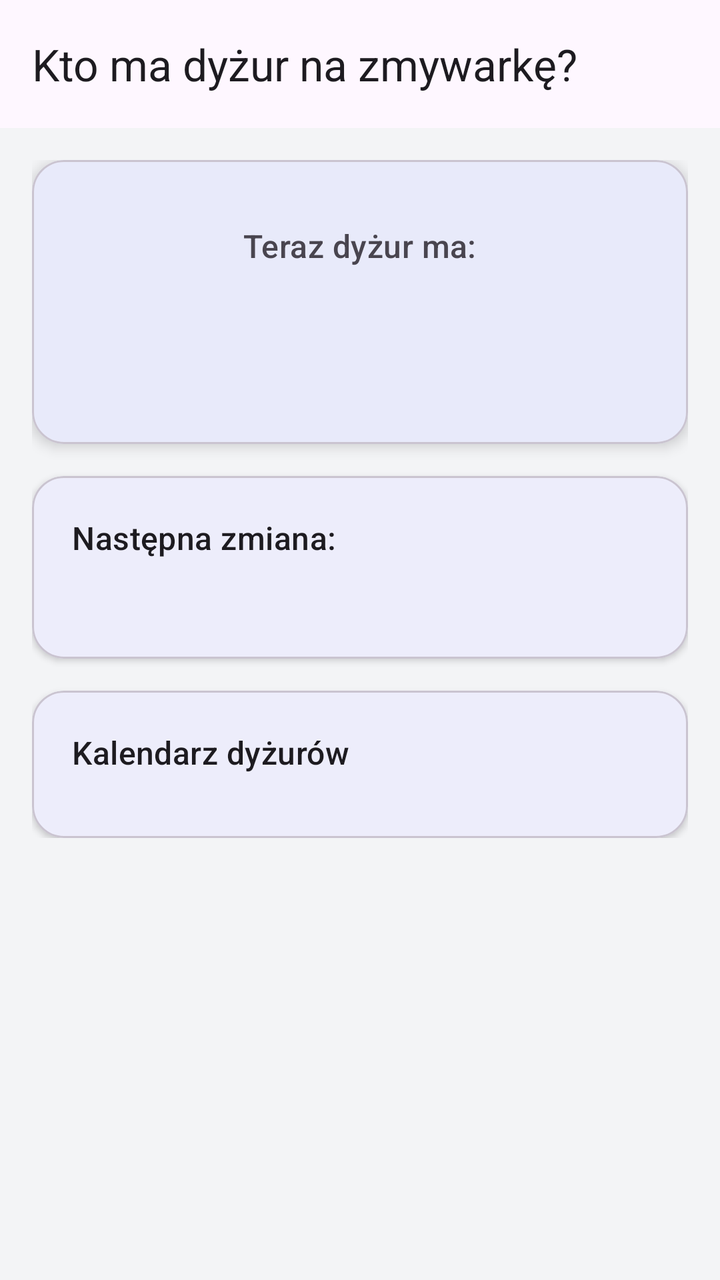
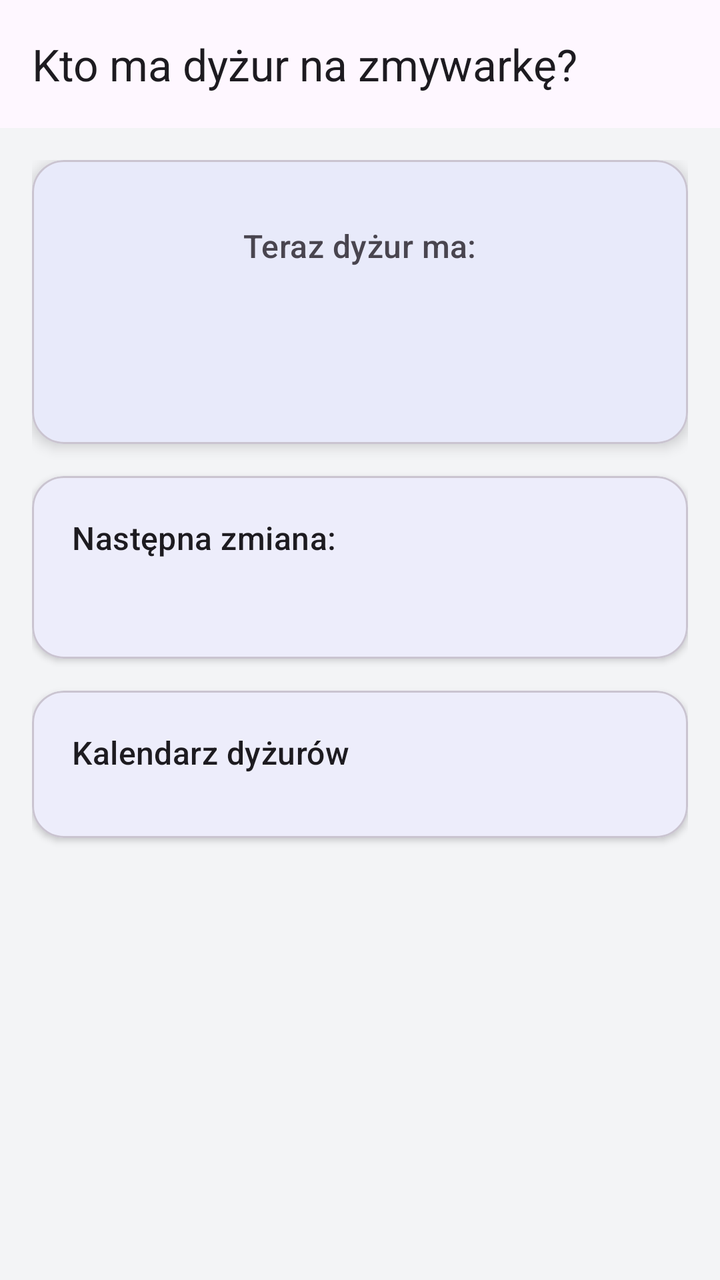

The first picture is an Android layout as it rendered before a commit; the second is the same layout after the commit. The layout source and the unified diff follow.
<!-- AndroidManifest.xml: application theme Theme.Zmywarka -->
<!-- res/layout/activity_main.xml -->
<?xml version="1.0" encoding="utf-8"?>
<androidx.coordinatorlayout.widget.CoordinatorLayout
    xmlns:android="http://schemas.android.com/apk/res/android"
    xmlns:app="http://schemas.android.com/apk/res-auto"
    android:layout_width="match_parent"
    android:layout_height="match_parent"
    android:background="@color/background">

    <com.google.android.material.appbar.AppBarLayout
        android:layout_width="match_parent"
        android:layout_height="wrap_content">

        <com.google.android.material.appbar.MaterialToolbar
            android:id="@+id/toolbar"
            android:layout_width="match_parent"
            android:layout_height="?attr/actionBarSize"
            app:title="@string/app_name" />

    </com.google.android.material.appbar.AppBarLayout>

    <androidx.core.widget.NestedScrollView
        android:layout_width="match_parent"
        android:layout_height="match_parent"
        app:layout_behavior="@string/appbar_scrolling_view_behavior">

        <LinearLayout
            android:layout_width="match_parent"
            android:layout_height="wrap_content"
            android:orientation="vertical"
            android:padding="16dp">

            <com.google.android.material.card.MaterialCardView
                android:layout_width="match_parent"
                android:layout_height="wrap_content"
                android:layout_marginBottom="16dp"
                app:cardCornerRadius="16dp"
                app:cardElevation="4dp">

                <LinearLayout
                    android:layout_width="match_parent"
                    android:layout_height="wrap_content"
                    android:gravity="center"
                    android:orientation="vertical"
                    android:padding="32dp">

                    <TextView
                        android:layout_width="wrap_content"
                        android:layout_height="wrap_content"
                        android:text="@string/now_on_duty"
                        android:textAppearance="?attr/textAppearanceTitleMedium"
                        android:textColor="?attr/colorOnSurfaceVariant" />

                    <TextView
                        android:id="@+id/tvCurrentPerson"
                        android:layout_width="wrap_content"
                        android:layout_height="wrap_content"
                        android:layout_marginTop="8dp"
                        android:textAppearance="?attr/textAppearanceDisplaySmall"
                        android:textColor="?attr/colorPrimary"
                        android:textStyle="bold" />


                </LinearLayout>

            </com.google.android.material.card.MaterialCardView>

            <com.google.android.material.card.MaterialCardView
                android:layout_width="match_parent"
                android:layout_height="wrap_content"
                app:cardCornerRadius="16dp"
                app:cardElevation="2dp">

                <LinearLayout
                    android:layout_width="match_parent"
                    android:layout_height="wrap_content"
                    android:orientation="vertical"
                    android:padding="20dp">

                    <TextView
                        android:layout_width="wrap_content"
                        android:layout_height="wrap_content"
                        android:layout_marginBottom="8dp"
                        android:text="@string/upcoming_queue"
                        android:textAppearance="?attr/textAppearanceTitleMedium" />

                    <TextView
                        android:id="@+id/tvQueue"
                        android:layout_width="match_parent"
                        android:layout_height="wrap_content"
                        android:lineSpacingMultiplier="1.6"
                        android:textAppearance="?attr/textAppearanceBodyLarge" />

                </LinearLayout>

            </com.google.android.material.card.MaterialCardView>

            <com.google.android.material.card.MaterialCardView
                android:layout_width="match_parent"
                android:layout_height="wrap_content"
                android:layout_marginTop="16dp"
                app:cardCornerRadius="16dp"
                app:cardElevation="2dp">

                <LinearLayout
                    android:layout_width="match_parent"
                    android:layout_height="wrap_content"
                    android:orientation="vertical"
                    android:padding="20dp">

                    <TextView
                        android:layout_width="wrap_content"
                        android:layout_height="wrap_content"
                        android:layout_marginBottom="12dp"
                        android:text="@string/calendar_title"
                        android:textAppearance="?attr/textAppearanceTitleMedium" />

                    <LinearLayout
                        android:id="@+id/calendarLayout"
                        android:layout_width="match_parent"
                        android:layout_height="wrap_content"
                        android:orientation="vertical" />

                </LinearLayout>

            </com.google.android.material.card.MaterialCardView>

        </LinearLayout>

    </androidx.core.widget.NestedScrollView>

</androidx.coordinatorlayout.widget.CoordinatorLayout>
<!-- resources referenced by this layout -->
<resources>
  <color name="background">#FFF3F4F6</color>
  <string name="app_name">Kto ma dyżur na zmywarkę?</string>
  <string name="calendar_title">Kalendarz dyżurów</string>
  <string name="now_on_duty">Teraz dyżur ma:</string>
  <string name="upcoming_queue">Następna zmiana:</string>
  <style name="Theme.Zmywarka" parent="Theme.Material3.DayNight.NoActionBar">
          <item name="colorPrimary">#1976D2</item>
          <item name="colorOnPrimary">#FFFFFF</item>
          <item name="colorSecondary">#03DAC6</item>
          <item name="colorOnSecondary">#000000</item>
      </style>
</resources>

<!-- the commit's change to res/layout/activity_main.xml (unified diff, before → after) -->
@@ -124,6 +124,16 @@
 
             </com.google.android.material.card.MaterialCardView>
 
+            <TextView
+                android:id="@+id/tvVersion"
+                android:layout_width="match_parent"
+                android:layout_height="wrap_content"
+                android:layout_marginTop="16dp"
+                android:alpha="0.5"
+                android:gravity="center"
+                android:textColor="?attr/colorOnSurface"
+                android:textSize="11sp" />
+
         </LinearLayout>
 
     </androidx.core.widget.NestedScrollView>
<!-- resource entries referenced after the edit -->
@@ -10,6 +10,7 @@
           <item name="colorOnPrimary">#FFFFFF</item>
           <item name="colorSecondary">#03DAC6</item>
           <item name="colorOnSecondary">#000000</item>
+          <item name="colorOnSurface">#B38383</item>
       </style>
 </resources>
 
